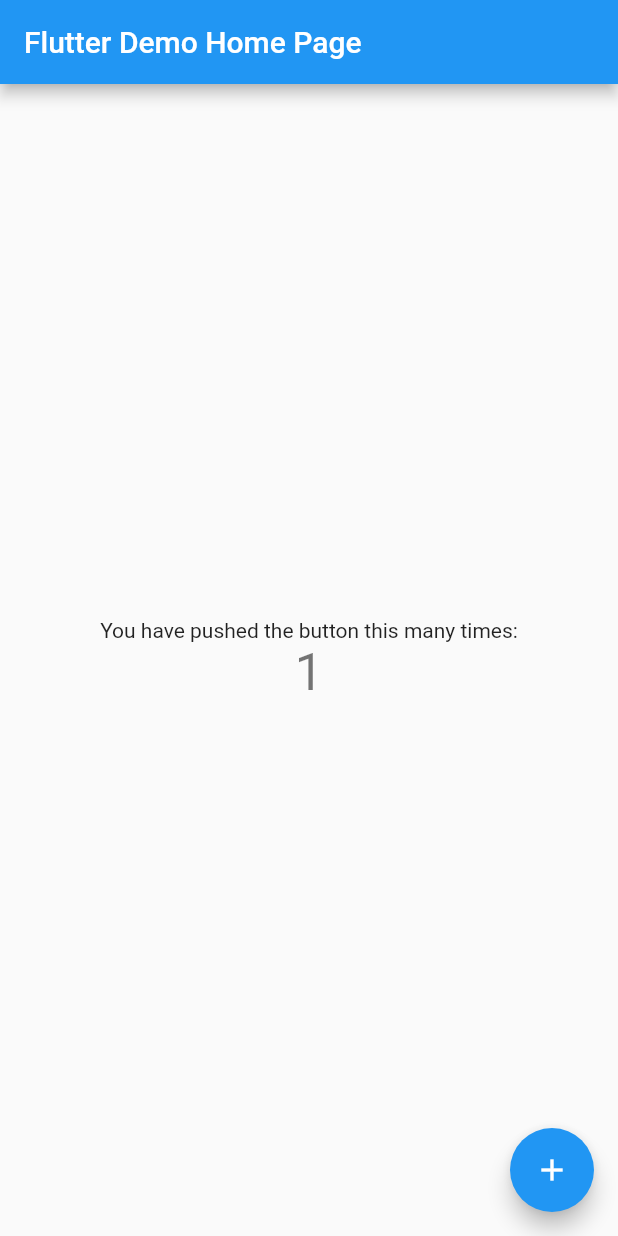
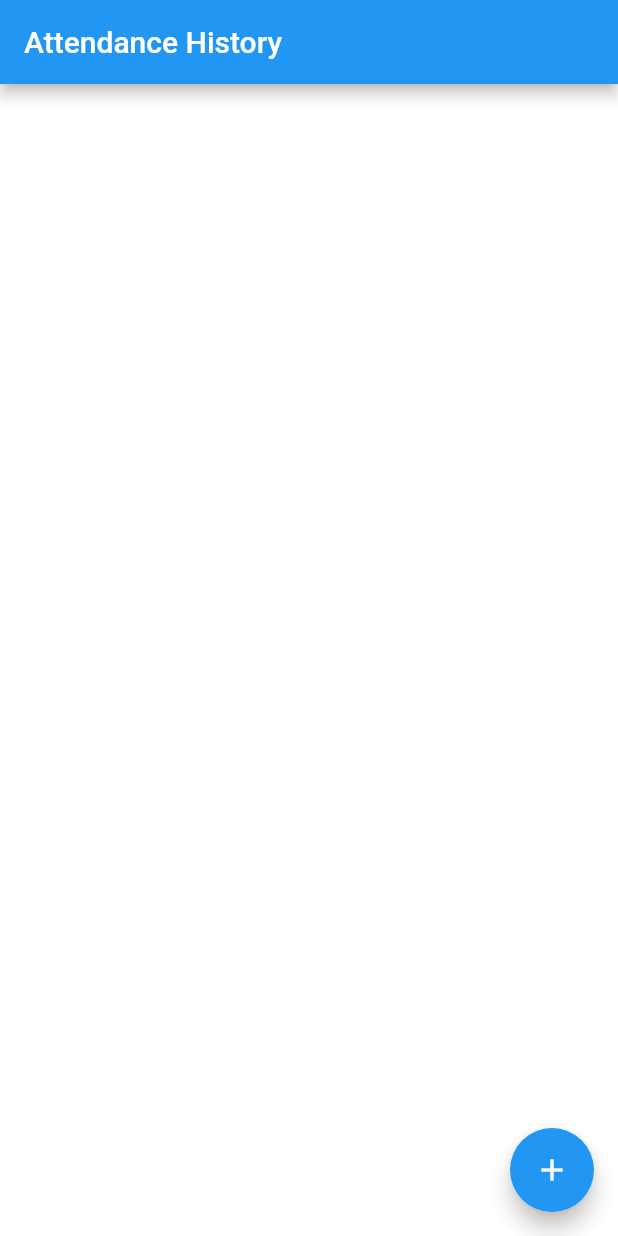
Before and after one commit to bilardos29/hashmicro, a Flutter app: the screen it shows after launch, after a tap on the "add" icon, on a phone screen of 412 x 824 dp. Run offline on Flutter 3.47's test engine with Material 2 defaults, Android fonts, the phone set to English and light mode, and no system bars.

Commit message:
add history attendance

```diff
--- a/lib/controller/attendace-controller.dart
+++ b/lib/controller/attendace-controller.dart
@@ -1,9 +1,12 @@
 import 'dart:ui';
 
+import 'package:flutter/cupertino.dart';
 import 'package:hashmicro/controller/usecase.dart';
 import 'package:hashmicro/model/attendance-model.dart';
 
-class AttendanceController implements UseCase {
+class AttendanceController extends ChangeNotifier implements UseCase {
+  List<AttendanceModel> listDataAttendance = [];
+
   @override
   AttendanceModel GetLocation() {
     // TODO: implement GetLocation
@@ -18,7 +21,13 @@ class AttendanceController implements UseCase {
     // TODO: implement Attendance
     AttendanceModel model = GetLocation();
     if (model.datetime != "") {
-      validateAttendance(model) ? onSuccess() : onError();
+
+      bool isValid = validateAttendance(model);
+      model.rejected = isValid;
+      model.note = !isValid ? 'Your attendance does not is tagging radius' : '';
+
+      listDataAttendance.add(model);
+      isValid ? onSuccess() : onError();
     } else {
       onError();
     }
--- a/lib/main.dart
+++ b/lib/main.dart
@@ -1,4 +1,8 @@
 import 'package:flutter/material.dart';
+import 'package:flutter/services.dart';
+import 'package:hashmicro/controller/attendace-controller.dart';
+import 'package:hashmicro/view/list-attendance-view.dart';
+import 'package:provider/provider.dart';
 
 void main() {
   runApp(const MyApp());
@@ -10,106 +14,22 @@ class MyApp extends StatelessWidget {
   // This widget is the root of your application.
   @override
   Widget build(BuildContext context) {
-    return MaterialApp(
-      title: 'Flutter Demo',
-      theme: ThemeData(
-        // This is the theme of your application.
-        //
-        // Try running your application with "flutter run". You'll see the
-        // application has a blue toolbar. Then, without quitting the app, try
-        // changing the primarySwatch below to Colors.green and then invoke
-        // "hot reload" (press "r" in the console where you ran "flutter run",
-        // or simply save your changes to "hot reload" in a Flutter IDE).
-        // Notice that the counter didn't reset back to zero; the application
-        // is not restarted.
-        primarySwatch: Colors.blue,
-      ),
-      home: const MyHomePage(title: 'Flutter Demo Home Page'),
-    );
+    SystemChrome.setPreferredOrientations([
+      DeviceOrientation.portraitDown,
+      DeviceOrientation.portraitUp,
+    ]);
+
+    return MultiProvider(
+        providers: [
+          ChangeNotifierProvider(
+            create: (context) => AttendanceController(),
+          ),
+        ],
+        child: MaterialApp(
+            debugShowCheckedModeBanner: false,
+            theme: ThemeData(
+              scaffoldBackgroundColor: Colors.white,
+            ),
+            home: const ListAttendanceView()));
   }
 }
-
-class MyHomePage extends StatefulWidget {
-  const MyHomePage({Key? key, required this.title}) : super(key: key);
-
-  // This widget is the home page of your application. It is stateful, meaning
-  // that it has a State object (defined below) that contains fields that affect
-  // how it looks.
-
-  // This class is the configuration for the state. It holds the values (in this
-  // case the title) provided by the parent (in this case the App widget) and
-  // used by the build method of the State. Fields in a Widget subclass are
-  // always marked "final".
-
-  final String title;
-
-  @override
-  State<MyHomePage> createState() => _MyHomePageState();
-}
-
-class _MyHomePageState extends State<MyHomePage> {
-  int _counter = 0;
-
-  void _incrementCounter() {
-    setState(() {
-      // This call to setState tells the Flutter framework that something has
-      // changed in this State, which causes it to rerun the build method below
-      // so that the display can reflect the updated values. If we changed
-      // _counter without calling setState(), then the build method would not be
-      // called again, and so nothing would appear to happen.
-      _counter++;
-    });
-  }
-
-  @override
-  Widget build(BuildContext context) {
-    // This method is rerun every time setState is called, for instance as done
-    // by the _incrementCounter method above.
-    //
-    // The Flutter framework has been optimized to make rerunning build methods
-    // fast, so that you can just rebuild anything that needs updating rather
-    // than having to individually change instances of widgets.
-    return Scaffold(
-      appBar: AppBar(
-        // Here we take the value from the MyHomePage object that was created by
-        // the App.build method, and use it to set our appbar title.
-        title: Text(widget.title),
-      ),
-      body: Center(
-        // Center is a layout widget. It takes a single child and positions it
-        // in the middle of the parent.
-        child: Column(
-          // Column is also a layout widget. It takes a list of children and
-          // arranges them vertically. By default, it sizes itself to fit its
-          // children horizontally, and tries to be as tall as its parent.
-          //
-          // Invoke "debug painting" (press "p" in the console, choose the
-          // "Toggle Debug Paint" action from the Flutter Inspector in Android
-          // Studio, or the "Toggle Debug Paint" command in Visual Studio Code)
-          // to see the wireframe for each widget.
-          //
-          // Column has various properties to control how it sizes itself and
-          // how it positions its children. Here we use mainAxisAlignment to
-          // center the children vertically; the main axis here is the vertical
-          // axis because Columns are vertical (the cross axis would be
-          // horizontal).
-          mainAxisAlignment: MainAxisAlignment.center,
-          children: <Widget>[
-            const Text(
-              'You have pushed the button this many times:',
-            ),
-            Text(
-              '$_counter',
-              style: Theme.of(context).textTheme.headline4,
-            ),
-          ],
-        ),
-      ),
-      floatingActionButton: FloatingActionButton(
-        onPressed: _incrementCounter,
-        tooltip: 'Increment',
-        child: const Icon(Icons.add),
-      ), // This trailing comma makes auto-formatting nicer for build methods.
-    );
-  }
-}
--- /dev/null
+++ b/lib/view/attendance-view.dart
@@ -0,0 +1,15 @@
+import 'package:flutter/material.dart';
+
+class AttendanceView extends StatefulWidget {
+  const AttendanceView({Key? key}) : super(key: key);
+
+  @override
+  State<AttendanceView> createState() => _AttendanceViewState();
+}
+
+class _AttendanceViewState extends State<AttendanceView> {
+  @override
+  Widget build(BuildContext context) {
+    return Container();
+  }
+}
--- /dev/null
+++ b/lib/view/list-attendance-view.dart
@@ -0,0 +1,56 @@
+import 'package:flutter/material.dart';
+import 'package:hashmicro/controller/attendace-controller.dart';
+import 'package:hashmicro/model/attendance-model.dart';
+import 'package:provider/provider.dart';
+
+class ListAttendanceView extends StatefulWidget {
+  const ListAttendanceView({Key? key}) : super(key: key);
+
+  @override
+  State<ListAttendanceView> createState() => _ListAttendanceViewState();
+}
+
+class _ListAttendanceViewState extends State<ListAttendanceView> {
+
+  late AttendanceController controller;
+
+  @override
+  void initState() {
+    super.initState();
+    controller = context.read<AttendanceController>();
+  }
+
+  @override
+  Widget build(BuildContext context) {
+    return Scaffold(
+      appBar: AppBar(
+        title: Text("Attendance History"),
+      ),
+      body: Center(
+        child: Column(
+          mainAxisAlignment: MainAxisAlignment.center,
+          children: controller.listDataAttendance.map((item) => detailRow(item)).toList(),
+        ),
+      ),
+      floatingActionButton: FloatingActionButton(
+        onPressed: (){},
+        tooltip: 'Increment',
+        child: const Icon(Icons.add),
+      ), // This trailing comma makes auto-formatting nicer for build methods.
+    );
+  }
+
+  Widget detailRow(AttendanceModel item) {
+    return Column(
+      children: [
+        Row(
+          children: [
+            Text(item.datetime),
+            Text("Attendace ${item.rejected ? 'rejected' : 'accepted'}"),
+          ],
+        ),
+        Text("Location tag : ${item.longitude}, ${item.latitude}"),
+      ],
+    );
+  }
+}
--- a/pubspec.yaml
+++ b/pubspec.yaml
@@ -34,6 +34,7 @@ dependencies:
   # The following adds the Cupertino Icons font to your application.
   # Use with the CupertinoIcons class for iOS style icons.
   cupertino_icons: ^1.0.2
+  provider: ^6.0.3
 
 dev_dependencies:
   flutter_test:
@@ -45,6 +46,7 @@ dev_dependencies:
   # package. See that file for information about deactivating specific lint
   # rules and activating additional ones.
   flutter_lints: ^1.0.0
+  provider: ^6.0.3
 
 # For information on the generic Dart part of this file, see the
 # following page: https://dart.dev/tools/pub/pubspec
```
Also changed, not shown: pubspec.lock.
